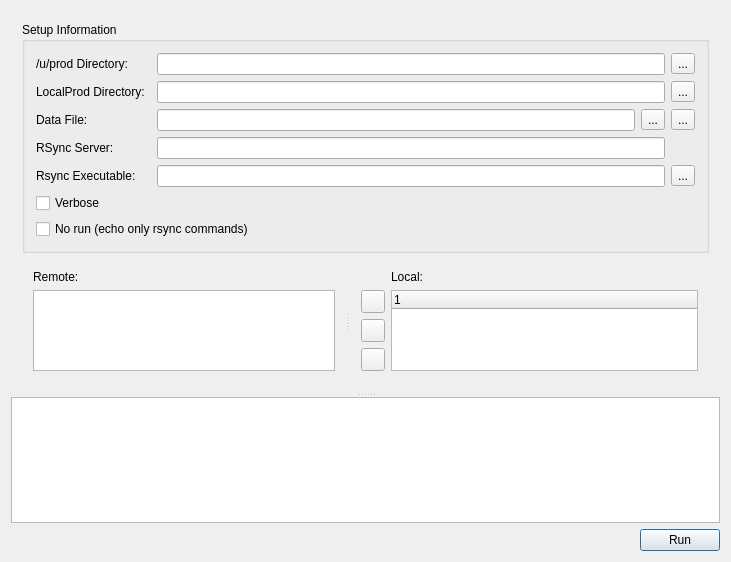
First picture: the form in MainWindow/MainWindow.ui, repository scottaronbloom/localprodsync, before the edit.
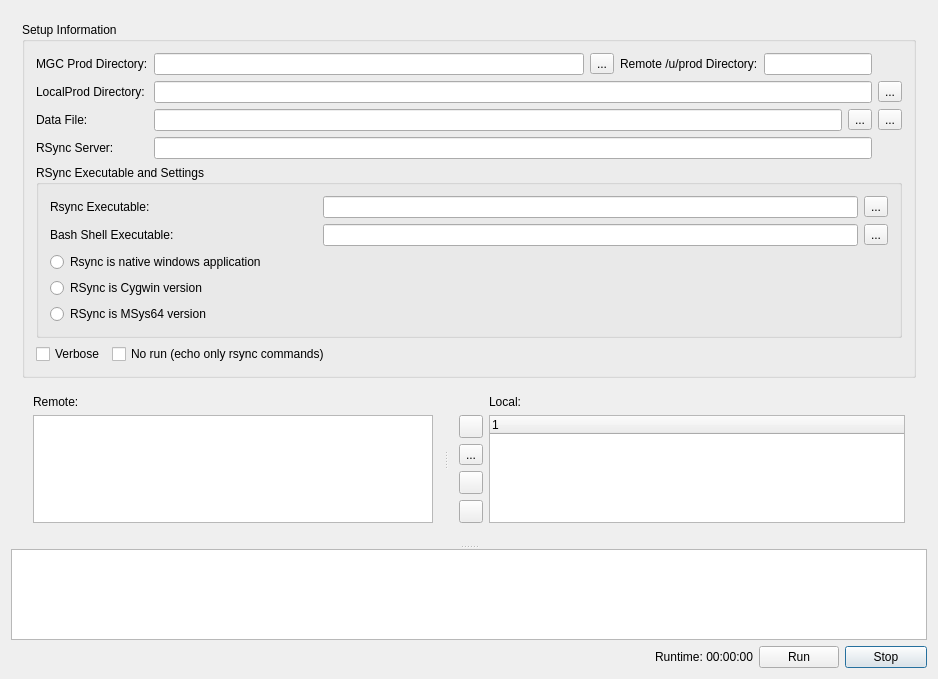
Second picture: the form after the edit. Icons and pictures are not drawn.

What changed in the file:
```diff
--- a/MainWindow/MainWindow.ui
+++ b/MainWindow/MainWindow.ui
@@ -6,8 +6,8 @@
    <rect>
     <x>0</x>
     <y>0</y>
-    <width>731</width>
-    <height>562</height>
+    <width>938</width>
+    <height>679</height>
    </rect>
   </property>
   <property name="minimumSize">
@@ -20,7 +20,7 @@
    <string>Local Prod Sync Tool</string>
   </property>
   <layout class="QGridLayout" name="gridLayout_3">
-   <item row="0" column="0" colspan="2">
+   <item row="0" column="0" colspan="6">
     <widget class="QSplitter" name="splitter_2">
      <property name="orientation">
       <enum>Qt::Vertical</enum>
@@ -71,7 +71,7 @@
              </property>
             </widget>
            </item>
-           <item row="4" column="0">
+           <item row="5" column="0">
             <spacer name="verticalSpacer">
              <property name="orientation">
               <enum>Qt::Vertical</enum>
@@ -84,7 +84,29 @@
              </property>
             </spacer>
            </item>
-           <item row="1" column="1" rowspan="4" colspan="2">
+           <item row="1" column="0">
+            <widget class="QToolButton" name="addItemBtn">
+             <property name="text">
+              <string/>
+             </property>
+             <property name="icon">
+              <iconset resource="MainWindow.qrc">
+               <normaloff>:/resources/right.png</normaloff>:/resources/right.png</iconset>
+             </property>
+            </widget>
+           </item>
+           <item row="3" column="0">
+            <widget class="QToolButton" name="editItemBtn">
+             <property name="text">
+              <string/>
+             </property>
+             <property name="icon">
+              <iconset resource="MainWindow.qrc">
+               <normaloff>:/resources/edit.png</normaloff>:/resources/edit.png</iconset>
+             </property>
+            </widget>
+           </item>
+           <item row="1" column="1" rowspan="5" colspan="2">
             <widget class="QTreeWidget" name="localProdDirTree">
              <property name="alternatingRowColors">
               <bool>true</bool>
@@ -105,18 +127,7 @@
              </column>
             </widget>
            </item>
-           <item row="2" column="0">
-            <widget class="QToolButton" name="editItemBtn">
-             <property name="text">
-              <string/>
-             </property>
-             <property name="icon">
-              <iconset resource="MainWindow.qrc">
-               <normaloff>:/resources/edit.png</normaloff>:/resources/edit.png</iconset>
-             </property>
-            </widget>
-           </item>
-           <item row="3" column="0">
+           <item row="4" column="0">
             <widget class="QToolButton" name="delItemBtn">
              <property name="text">
               <string/>
@@ -127,10 +138,10 @@
              </property>
             </widget>
            </item>
-           <item row="1" column="0">
-            <widget class="QToolButton" name="addItemBtn">
+           <item row="2" column="0">
+            <widget class="QToolButton" name="addAsExcludeBtn">
              <property name="text">
-              <string/>
+              <string>...</string>
              </property>
              <property name="icon">
               <iconset resource="MainWindow.qrc">
@@ -144,27 +155,34 @@
        </item>
        <item row="0" column="0" colspan="2">
         <widget class="QGroupBox" name="groupBox">
+         <property name="sizePolicy">
+          <sizepolicy hsizetype="Preferred" vsizetype="Minimum">
+           <horstretch>0</horstretch>
+           <verstretch>0</verstretch>
+          </sizepolicy>
+         </property>
          <property name="title">
           <string>Setup Information</string>
          </property>
          <layout class="QGridLayout" name="gridLayout_5">
-          <item row="4" column="2">
-           <widget class="QLineEdit" name="dataFile"/>
-          </item>
-          <item row="7" column="0" colspan="3">
-           <widget class="QCheckBox" name="verbose">
-            <property name="text">
-             <string>Verbose</string>
-            </property>
-           </widget>
-          </item>
-          <item row="5" column="0" colspan="2">
+          <item row="3" column="0">
            <widget class="QLabel" name="label_13">
             <property name="text">
              <string>RSync Server:</string>
             </property>
            </widget>
           </item>
+          <item row="0" column="2">
+           <widget class="QToolButton" name="localUProdDirBtn">
+            <property name="text">
+             <string>...</string>
+            </property>
+            <property name="icon">
+             <iconset resource="MainWindow.qrc">
+              <normaloff>:/resources/open.png</normaloff>:/resources/open.png</iconset>
+            </property>
+           </widget>
+          </item>
           <item row="1" column="0">
            <widget class="QLabel" name="label_14">
             <property name="text">
@@ -172,59 +190,32 @@
             </property>
            </widget>
           </item>
-          <item row="9" column="0">
-           <spacer name="verticalSpacer_2">
-            <property name="orientation">
-             <enum>Qt::Vertical</enum>
-            </property>
-            <property name="sizeHint" stdset="0">
-             <size>
-              <width>20</width>
-              <height>40</height>
-             </size>
-            </property>
-           </spacer>
-          </item>
-          <item row="8" column="0" colspan="3">
-           <widget class="QCheckBox" name="norun">
-            <property name="text">
-             <string>No run (echo only rsync commands)</string>
-            </property>
-           </widget>
-          </item>
-          <item row="4" column="0">
+          <item row="2" column="0">
            <widget class="QLabel" name="label_5">
             <property name="text">
              <string>Data File:</string>
             </property>
            </widget>
           </item>
-          <item row="6" column="0" colspan="2">
-           <widget class="QLabel" name="label">
-            <property name="text">
-             <string>Rsync Executable:</string>
-            </property>
-           </widget>
-          </item>
-          <item row="4" column="3">
-           <widget class="QToolButton" name="dataFileBtn">
-            <property name="text">
-             <string>...</string>
-            </property>
-            <property name="icon">
-             <iconset resource="MainWindow.qrc">
-              <normaloff>:/resources/open.png</normaloff>:/resources/open.png</iconset>
-            </property>
-           </widget>
-          </item>
           <item row="0" column="0">
            <widget class="QLabel" name="label_12">
             <property name="text">
-             <string>/u/prod Directory:</string>
+             <string>MGC Prod Directory:</string>
             </property>
            </widget>
           </item>
-          <item row="4" column="4">
+          <item row="1" column="6">
+           <widget class="QToolButton" name="localProdDirBtn">
+            <property name="text">
+             <string>...</string>
+            </property>
+            <property name="icon">
+             <iconset resource="MainWindow.qrc">
+              <normaloff>:/resources/open.png</normaloff>:/resources/open.png</iconset>
+            </property>
+           </widget>
+          </item>
+          <item row="2" column="6">
            <widget class="QToolButton" name="saveDataFileBtn">
             <property name="text">
              <string>...</string>
@@ -235,10 +226,10 @@
             </property>
            </widget>
           </item>
-          <item row="1" column="4">
-           <widget class="QToolButton" name="localProdDirBtn">
+          <item row="0" column="3">
+           <widget class="QLabel" name="label_2">
             <property name="text">
-             <string>...</string>
+             <string>Remote /u/prod Directory:</string>
             </property>
             <property name="icon">
              <iconset resource="MainWindow.qrc">
@@ -246,19 +237,11 @@
             </property>
            </widget>
           </item>
-          <item row="0" column="4">
-           <widget class="QToolButton" name="uProdDirBtn">
-            <property name="text">
-             <string>...</string>
-            </property>
-            <property name="icon">
-             <iconset resource="MainWindow.qrc">
-              <normaloff>:/resources/open.png</normaloff>:/resources/open.png</iconset>
-            </property>
-           </widget>
+          <item row="0" column="1">
+           <widget class="QLineEdit" name="localUProdDir"/>
           </item>
-          <item row="6" column="4">
-           <widget class="QToolButton" name="rsyncExecBtn">
+          <item row="2" column="5">
+           <widget class="QToolButton" name="dataFileBtn">
             <property name="text">
              <string>...</string>
             </property>
@@ -268,17 +251,120 @@
             </property>
            </widget>
           </item>
-          <item row="6" column="2" colspan="2">
-           <widget class="QLineEdit" name="rsyncExec"/>
+          <item row="2" column="1" colspan="4">
+           <widget class="QLineEdit" name="dataFile"/>
           </item>
-          <item row="5" column="2" colspan="2">
+          <item row="0" column="4" colspan="2">
+           <widget class="QLineEdit" name="remoteUProdDir"/>
+          </item>
+          <item row="3" column="1" colspan="5">
            <widget class="QLineEdit" name="rsyncServer"/>
           </item>
-          <item row="1" column="2" colspan="2">
+          <item row="1" column="1" colspan="5">
            <widget class="QLineEdit" name="localProdDir"/>
           </item>
-          <item row="0" column="2" colspan="2">
-           <widget class="QLineEdit" name="uProdDir"/>
+          <item row="4" column="0" colspan="7">
+           <widget class="QGroupBox" name="groupBox_2">
+            <property name="title">
+             <string>RSync Executable and Settings</string>
+            </property>
+            <layout class="QGridLayout" name="gridLayout_4">
+             <item row="0" column="3">
+              <widget class="QToolButton" name="rsyncExecBtn">
+               <property name="text">
+                <string>...</string>
+               </property>
+               <property name="icon">
+                <iconset resource="MainWindow.qrc">
+                 <normaloff>:/resources/open.png</normaloff>:/resources/open.png</iconset>
+               </property>
+              </widget>
+             </item>
+             <item row="3" column="0" colspan="3">
+              <widget class="QRadioButton" name="rsyncCygwin">
+               <property name="text">
+                <string>RSync is Cygwin version</string>
+               </property>
+              </widget>
+             </item>
+             <item row="4" column="0" colspan="3">
+              <widget class="QRadioButton" name="rsyncMSys64">
+               <property name="text">
+                <string>RSync is MSys64 version</string>
+               </property>
+              </widget>
+             </item>
+             <item row="1" column="3">
+              <widget class="QToolButton" name="bashExecBtn">
+               <property name="text">
+                <string>...</string>
+               </property>
+               <property name="icon">
+                <iconset resource="MainWindow.qrc">
+                 <normaloff>:/resources/open.png</normaloff>:/resources/open.png</iconset>
+               </property>
+              </widget>
+             </item>
+             <item row="2" column="0" colspan="3">
+              <widget class="QRadioButton" name="rsyncNative">
+               <property name="text">
+                <string>Rsync is native windows application</string>
+               </property>
+              </widget>
+             </item>
+             <item row="1" column="1" colspan="2">
+              <widget class="QLineEdit" name="bashExec"/>
+             </item>
+             <item row="1" column="0">
+              <widget class="QLabel" name="label_3">
+               <property name="text">
+                <string>Bash Shell Executable:</string>
+               </property>
+              </widget>
+             </item>
+             <item row="0" column="0">
+              <widget class="QLabel" name="label">
+               <property name="text">
+                <string>Rsync Executable:</string>
+               </property>
+              </widget>
+             </item>
+             <item row="0" column="1" colspan="2">
+              <widget class="QLineEdit" name="rsyncExec"/>
+             </item>
+            </layout>
+           </widget>
+          </item>
+          <item row="5" column="0" colspan="7">
+           <layout class="QHBoxLayout" name="horizontalLayout">
+            <item>
+             <widget class="QCheckBox" name="verbose">
+              <property name="text">
+               <string>Verbose</string>
+              </property>
+             </widget>
+            </item>
+            <item>
+             <widget class="QCheckBox" name="norun">
+              <property name="text">
+               <string>No run (echo only rsync commands)</string>
+              </property>
+             </widget>
+            </item>
+            <item>
+             <spacer name="horizontalSpacer_2">
+              <property name="orientation">
+               <enum>Qt::Horizontal</enum>
+              </property>
+              <property name="sizeHint" stdset="0">
+               <size>
+                <width>40</width>
+                <height>20</height>
+               </size>
+              </property>
+             </spacer>
+            </item>
+           </layout>
           </item>
          </layout>
         </widget>
@@ -286,13 +372,27 @@
       </layout>
      </widget>
      <widget class="QPlainTextEdit" name="log">
+      <property name="lineWrapMode">
+       <enum>QPlainTextEdit::NoWrap</enum>
+      </property>
       <property name="readOnly">
        <bool>true</bool>
       </property>
      </widget>
     </widget>
    </item>
-   <item row="1" column="1">
+   <item row="1" column="5">
+    <widget class="QPushButton" name="stopBtn">
+     <property name="text">
+      <string>Stop</string>
+     </property>
+     <property name="icon">
+      <iconset resource="MainWindow.qrc">
+       <normaloff>:/resources/stop.png</normaloff>:/resources/stop.png</iconset>
+     </property>
+    </widget>
+   </item>
+   <item row="1" column="4">
     <widget class="QPushButton" name="runBtn">
      <property name="sizePolicy">
       <sizepolicy hsizetype="Maximum" vsizetype="Fixed">
@@ -309,7 +409,14 @@
      </property>
     </widget>
    </item>
-   <item row="1" column="0">
+   <item row="1" column="3">
+    <widget class="QLabel" name="runtimeLabel">
+     <property name="text">
+      <string>Runtime: 00:00:00</string>
+     </property>
+    </widget>
+   </item>
+   <item row="1" column="0" colspan="3">
     <spacer name="horizontalSpacer">
      <property name="orientation">
       <enum>Qt::Horizontal</enum>
```
Left out of the diff: 20 changed lines with no effect on the pictures.
